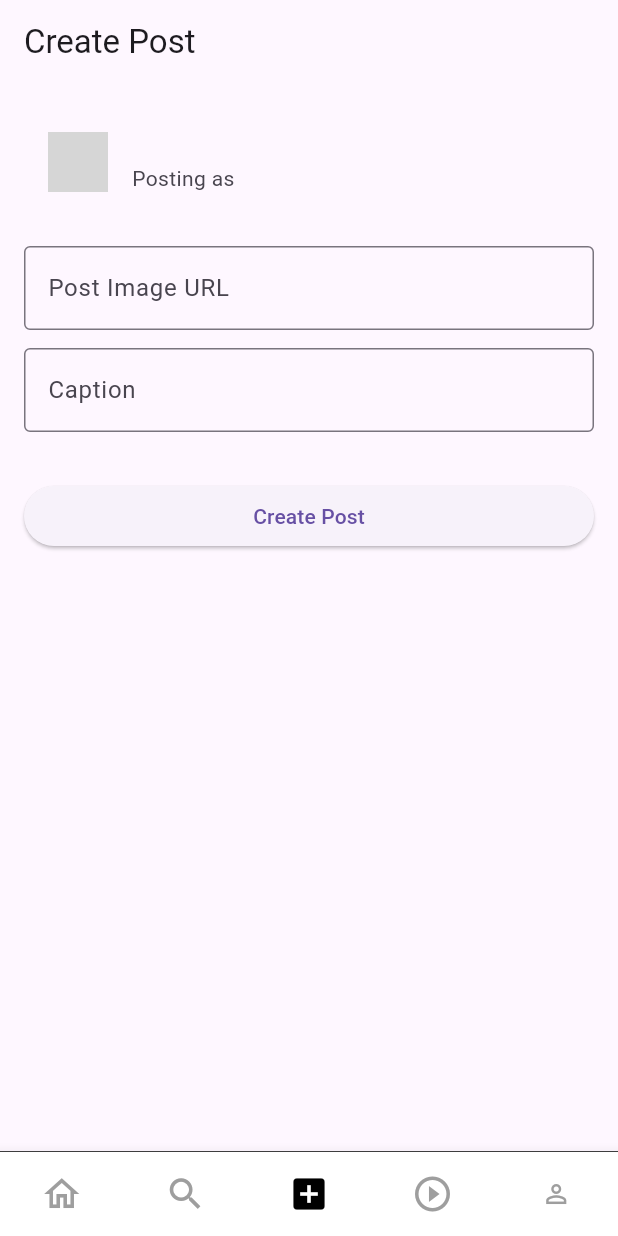
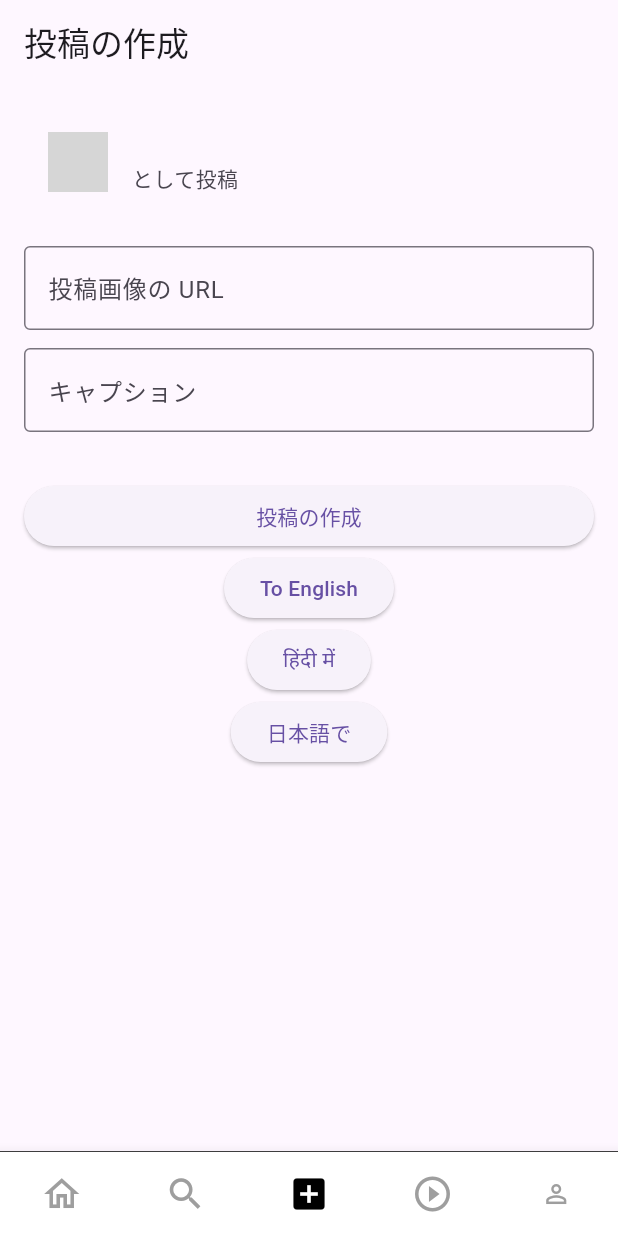
Before and after one commit to Rajp459/insta_clone, a Flutter app: the screen it shows once a user with an empty profile is signed in, item 3 of the bottom bar chosen, on a phone screen of 412 x 824 dp. Run offline on Flutter 3.47's test engine with Material 3 defaults, Android fonts, the phone set to English and light mode, and no system bars; our stand-ins replace app_links, cloud_firestore, firebase_auth, firebase_core, flutter_localization, get and 1 more; accounts and stored records are empty; grey boxes are pictures that could not be loaded.

Commit message:
updated code

```diff
--- /dev/null
+++ b/devtools_options.yaml
@@ -0,0 +1,3 @@
+description: This file stores settings for Dart & Flutter DevTools.
+documentation: https://docs.flutter.dev/tools/devtools/extensions#configure-extension-enablement-states
+extensions:
--- a/lib/application/controllers/bottom_nav_bar_controller.dart
+++ b/lib/application/controllers/bottom_nav_bar_controller.dart
@@ -7,10 +7,10 @@ import '../../presentation/pages/reel_page.dart';
 import '../../presentation/pages/search_page.dart';
 
 class BottomNavBarController extends GetxController {
-  var selectedIndex = 0.obs;
+  var selectedIndex = 0;
 
   void changeTabIndex(int index) {
-    selectedIndex.value = index;
+    selectedIndex = index;
     update();
   }
 
--- a/lib/application/controllers/story_controller.dart
+++ b/lib/application/controllers/story_controller.dart
@@ -1,3 +1,4 @@
+import 'package:flutter/foundation.dart';
 import 'package:get/get.dart';
 import 'package:cloud_firestore/cloud_firestore.dart';
 
@@ -22,7 +23,9 @@ class StoryController extends GetxController {
         final String name = data['name'] ?? 'Unknown';
         final String profileImage = data['profile_image'] ?? '';
 
-        print('User: $name, Image: $profileImage');
+        if (kDebugMode) {
+          print('User: $name, Image: $profileImage');
+        }
 
         return {'name': name, 'profile_image': profileImage};
       }).toList();
--- /dev/null
+++ b/lib/application/routes.dart
@@ -0,0 +1 @@
+class Routes {}
--- a/lib/core/service/auto_logout.dart
+++ b/lib/core/service/auto_logout.dart
@@ -1,11 +1,12 @@
 import 'dart:async';
+import 'package:flutter/foundation.dart';
 import 'package:get/get.dart';
 import 'package:firebase_auth/firebase_auth.dart';
 import 'package:insta_clone/loginAndSignUp/login_page.dart';
 
 class AutoLogout extends GetxController {
   Timer? _inactivityTimer;
-  final Duration _inactivityDuration = Duration(seconds: 50);
+  final Duration _inactivityDuration = Duration(hours: 15);
 
   void startTimer() {
     _startInactivityTimer();
@@ -25,7 +26,9 @@ class AutoLogout extends GetxController {
   }
 
   void _performAutoLogout() {
-    print("Auto logout triggered due to inactivity.");
+    if (kDebugMode) {
+      print("Auto logout triggered due to inactivity.");
+    }
     FirebaseAuth.instance.signOut();
     Get.offAll(LoginPage());
   }
--- /dev/null
+++ b/lib/localization.dart
@@ -0,0 +1,25 @@
+mixin AppLocale {
+  static const String title = 'createPost';
+  static const String subtitle = 'postingAs';
+  static const String postImageUrl = 'postImageUrl';
+  static const String caption = 'caption';
+
+  static const Map<String, dynamic> EN = {
+    title: 'Create Post',
+    subtitle: 'Posting As',
+    postImageUrl: 'PostImage Url',
+    caption: 'Caption',
+  };
+  static const Map<String, dynamic> HI = {
+    title: 'पोस्ट बनाएं',
+    subtitle: 'पोस्ट कर रहे',
+    postImageUrl: 'पोस्ट यूआरएल',
+    caption: 'कैप्शन',
+  };
+  static const Map<String, dynamic> JA = {
+    title: '投稿の作成',
+    subtitle: 'として投稿',
+    postImageUrl: '投稿画像の URL',
+    caption: 'キャプション',
+  };
+}
--- a/lib/main.dart
+++ b/lib/main.dart
@@ -1,29 +1,152 @@
+import 'dart:async';
 import 'package:firebase_core/firebase_core.dart';
+import 'package:flutter/foundation.dart';
 import 'package:flutter/material.dart';
 import 'package:get/get.dart';
+import 'package:go_router/go_router.dart';
+import 'package:app_links/app_links.dart';
 import 'package:insta_clone/core/service/auto_logout_wrapper.dart';
+import 'package:insta_clone/presentation/pages/account_page.dart';
+import 'package:insta_clone/presentation/pages/post_page.dart';
+import 'package:insta_clone/presentation/pages/reel_page.dart';
+import 'package:insta_clone/presentation/pages/search_page.dart';
 import 'core/service/auto_logout.dart';
+import 'localization.dart';
 import 'loginAndSignUp/auth_check.dart';
+import 'package:flutter_localization/flutter_localization.dart';
+
+final GoRouter _router = GoRouter(
+  routes: [
+    GoRoute(path: '/', builder: (_, _) => const AuthCheck()),
+    GoRoute(path: '/details', builder: (_, _) => SearchPage()),
+    GoRoute(path: '/profile', builder: (_, _) => AccountPage()),
+    GoRoute(path: '/post', builder: (_, _) => PostPage()),
+    GoRoute(path: '/reel', builder: (_, _) => ReelsPage()),
+  ],
+);
 
 void main() async {
   WidgetsFlutterBinding.ensureInitialized();
+  await FlutterLocalization.instance.ensureInitialized();
   await Firebase.initializeApp();
   Get.put(AutoLogout());
   runApp(const MyApp());
 }
 
-class MyApp extends StatelessWidget {
+class MyApp extends StatefulWidget {
   const MyApp({super.key});
+
+  @override
+  State<MyApp> createState() => _MyAppState();
+}
+
+class _MyAppState extends State<MyApp> {
+  late final AppLinks _appLinks;
+  StreamSubscription<Uri>? _sub;
+  final FlutterLocalization localization = FlutterLocalization.instance;
+
+  @override
+  void initState() {
+    super.initState();
+    WidgetsBinding.instance.addPostFrameCallback((_) {
+      _initDeepLinks();
+    });
+    localization.init(
+      mapLocales: [
+        const MapLocale('en', AppLocale.EN),
+        const MapLocale('hi', AppLocale.HI),
+        const MapLocale('ja', AppLocale.JA),
+      ],
+      initLanguageCode: 'ja',
+    );
+    localization.onTranslatedLanguage = _onTranslatedLanguage;
+  }
+
+  void _onTranslatedLanguage(Locale? locale) {
+    setState(() {});
+  }
+
+  void _initDeepLinks() async {
+    _appLinks = AppLinks();
+    try {
+      final Uri? initialLink = await _appLinks.getInitialLink();
+      if (initialLink != null) {
+        _handleIncomingLink(initialLink);
+      }
+    } catch (e) {
+      if (kDebugMode) {
+        print('Error getting initial link: $e');
+      }
+    }
+
+    _sub = _appLinks.uriLinkStream.listen(
+      (Uri uri) {
+        _handleIncomingLink(uri);
+      },
+      onError: (err) {
+        if (kDebugMode) {
+          print("Deep link stream error: $err");
+        }
+      },
+    );
+  }
+
+  void _handleIncomingLink(Uri uri) {
+    if (kDebugMode) {
+      print("Incoming URI: $uri");
+      print("Scheme: ${uri.scheme}");
+      print("Host: ${uri.host}");
+      print("PathSegments: ${uri.pathSegments}");
+    }
+
+    String routePath = '/';
+
+    if (uri.scheme.startsWith('http')) {
+      // Universal link: strip domain and keep path
+      if (uri.host == 'www.myapp.com' || uri.host == 'myapp.com') {
+        if (uri.pathSegments.isNotEmpty) {
+          routePath = '/${uri.pathSegments.join('/')}';
+        }
+      }
+    } else if (uri.scheme == 'myapp') {
+      // Custom scheme: use host or path segments
+      if (uri.pathSegments.isNotEmpty) {
+        routePath = '/${uri.pathSegments.join('/')}';
+      } else if (uri.host.isNotEmpty) {
+        routePath = '/${uri.host}';
+      }
+    }
+
+    if (kDebugMode) {
+      print("Navigating to: $routePath");
+    }
+
+    try {
+      _router.push(routePath, extra: uri.queryParameters);
+    } catch (e) {
+      _router.go('/');
+      Get.snackbar('Invalid Link', 'Unsupported deep link: $uri');
+    }
+  }
+
+  @override
+  void dispose() {
+    _sub?.cancel();
+    super.dispose();
+  }
 
   @override
   Widget build(BuildContext context) {
     Get.find<AutoLogout>().startTimer();
     return AutoLogoutWrapper(
-      child: GetMaterialApp(
+      child: MaterialApp.router(
         title: 'Flutter Demo',
         debugShowCheckedModeBanner: false,
         theme: ThemeData(),
-        home: AuthCheck(),
+        routerConfig: _router,
+        locale: localization.currentLocale,
+        supportedLocales: localization.supportedLocales,
+        localizationsDelegates: localization.localizationsDelegates,
       ),
     );
   }
--- a/lib/presentation/pages/account_page.dart
+++ b/lib/presentation/pages/account_page.dart
@@ -27,7 +27,7 @@ class AccountPage extends StatelessWidget {
                 init: ChatPageController(),
                 builder: (controller) => Text(
                   controller.currentUserName.value,
-                  style: TextStyle(fontSize: 20, fontWeight: FontWeight.bold),
+                  style: TextStyle(fontSize: 14, fontWeight: FontWeight.bold),
                 ),
               ),
             ),
--- a/lib/presentation/pages/post_page.dart
+++ b/lib/presentation/pages/post_page.dart
@@ -1,6 +1,8 @@
 import 'package:flutter/material.dart';
+import 'package:flutter_localization/flutter_localization.dart';
 import 'package:insta_clone/application/controllers/post_page_controller.dart';
 import 'package:get/get.dart';
+import 'package:insta_clone/localization.dart';
 
 class PostPage extends StatefulWidget {
   const PostPage({super.key});
@@ -13,7 +15,7 @@ class _PostPageState extends State<PostPage> {
   @override
   Widget build(BuildContext context) {
     return Scaffold(
-      appBar: AppBar(title: const Text("Create Post")),
+      appBar: AppBar(title: Text(AppLocale.title.getString(context))),
       body: GetBuilder(
         init: PostPageController(),
         builder: (controller) {
@@ -34,21 +36,25 @@ class _PostPageState extends State<PostPage> {
                     controller.currentUserName.value,
                     style: const TextStyle(fontWeight: FontWeight.bold),
                   ),
-                  subtitle: const Text("Posting as"),
+                  subtitle: Text(AppLocale.subtitle.getString(context)),
                 ),
                 const SizedBox(height: 20),
 
                 // Post fields
                 _buildTextField(
                   controller.postImageController,
-                  'Post Image URL',
+                  AppLocale.postImageUrl.getString(context),
                 ),
-                _buildTextField(controller.captionController, 'Caption'),
+                _buildTextField(
+                  controller.captionController,
+                  AppLocale.caption.getString(context),
+                ),
                 const SizedBox(height: 20),
                 ElevatedButton(
                   onPressed: controller.createPost,
-                  child: const Text('Create Post'),
+                  child: Text(AppLocale.title.getString(context)),
                 ),
+                NewWidget(),
               ],
             ),
           );
@@ -70,3 +76,35 @@ class _PostPageState extends State<PostPage> {
     );
   }
 }
+
+class NewWidget extends StatelessWidget {
+  NewWidget({super.key});
+
+  final FlutterLocalization localization = FlutterLocalization.instance;
+
+  @override
+  Widget build(BuildContext context) {
+    return Column(
+      children: [
+        ElevatedButton(
+          onPressed: () {
+            localization.translate('en');
+          },
+          child: Text('To English'),
+        ),
+        ElevatedButton(
+          onPressed: () {
+            localization.translate('hi');
+          },
+          child: Text('हिंदी में'),
+        ),
+        ElevatedButton(
+          onPressed: () {
+            localization.translate('ja');
+          },
+          child: Text('日本語で'),
+        ),
+      ],
+    );
+  }
+}
--- a/lib/widgets/navigation_page.dart
+++ b/lib/widgets/navigation_page.dart
@@ -15,9 +15,9 @@ class NavigationPage extends StatelessWidget {
       builder: (controller) {
         return Scaffold(
           backgroundColor: Colors.white,
-          body: controller.pages[controller.selectedIndex.value],
+          body: controller.pages[controller.selectedIndex],
           bottomNavigationBar: CustomBottomNavigationBar(
-            selectedIndex: controller.selectedIndex.value,
+            selectedIndex: controller.selectedIndex,
             onItemTapped: controller.changeTabIndex,
           ),
         );
--- a/pubspec.yaml
+++ b/pubspec.yaml
@@ -35,10 +35,14 @@ dependencies:
   cloud_firestore: ^6.0.0
   intl: ^0.20.2
   get: ^4.7.2
+  go_router: ^16.1.0
+  app_links: ^6.4.0
+  firebase_messaging: ^16.0.0
 
   # The following adds the Cupertino Icons font to your application.
   # Use with the CupertinoIcons class for iOS style icons.
   cupertino_icons: ^1.0.8
+  flutter_localization: ^0.3.3
 
 dev_dependencies:
   flutter_test:
```
Also changed, not shown: firebase.json (added), lib/firebase_options.dart (added), pubspec.lock, 8 other files.
